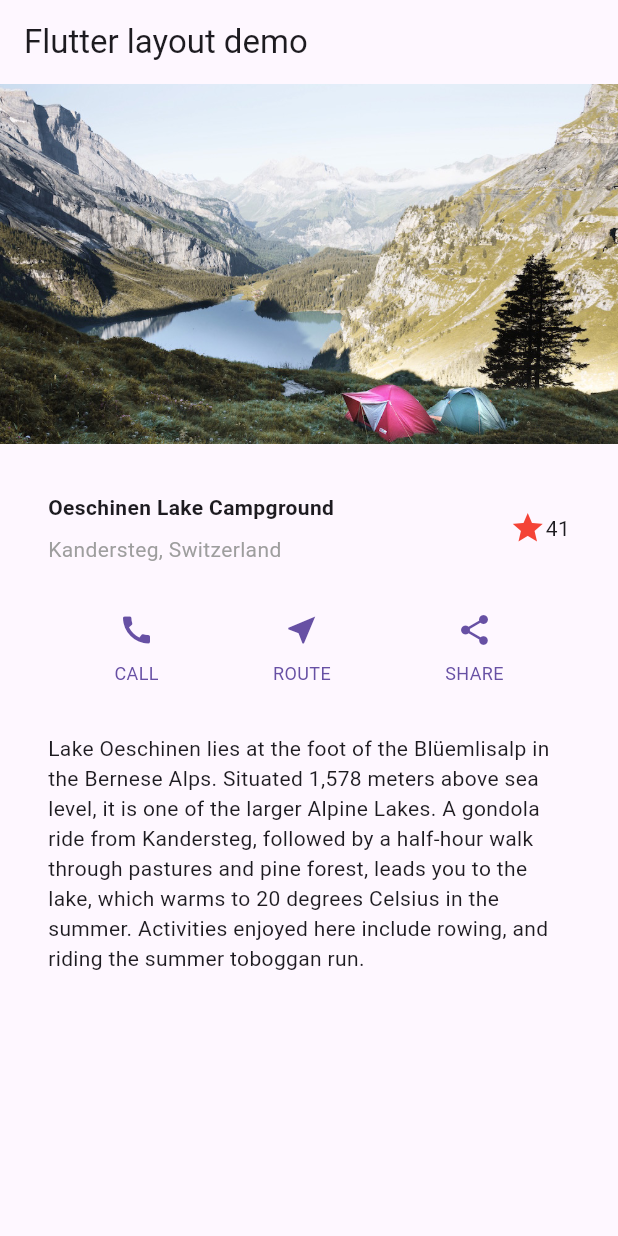
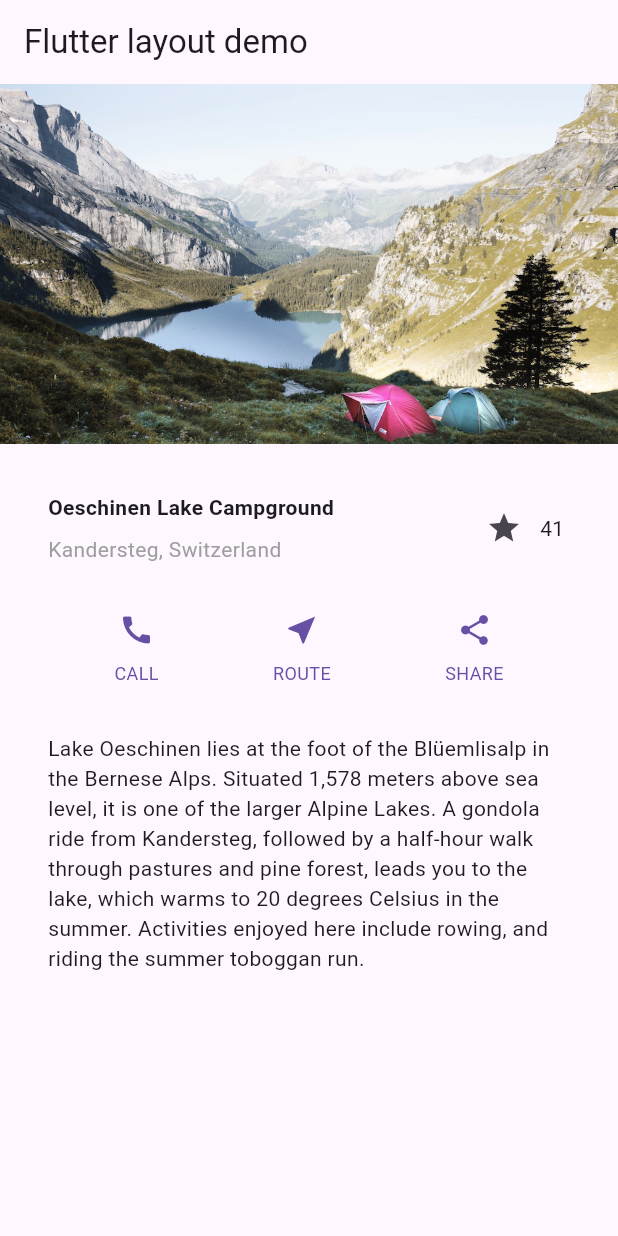
Before and after one commit to Mahir-2003/flutter-practice, a Flutter app: the screen it shows after launch, on a phone screen of 412 x 824 dp. Run offline on Flutter 3.47's test engine with Material 3 defaults, Android fonts, the light colour scheme and no system bars; missing offline and left inert: dart:ffi.

Commit message:
added working star button functionality

```diff
--- a/layout_interactivity_tutorial/lib/main.dart
+++ b/layout_interactivity_tutorial/lib/main.dart
@@ -75,11 +75,12 @@ class TitleSection extends StatelessWidget {
                 ))
           ],
         ),),
-        Icon(
-          Icons.star,
-          color: Colors.red[500],
-        ),
-        const Text('41'),
+        // Icon(
+        //   Icons.star,
+        //   color: Colors.red[500],
+        // ),
+        // const Text('41'),
+        const FavoriteWidget(),
       ]),
     );
   }
@@ -192,7 +193,7 @@ class FavoriteWidget extends StatefulWidget {
 class _FavoriteWidgetState extends State<FavoriteWidget> {
   bool _isFavorited = true;
   int _favoriteCount = 41;
-  Icon _icon = Icon(Icons.star);
+  Icon _icon = const Icon(Icons.star);
 
   @override
   Widget build(BuildContext context) {
@@ -202,7 +203,7 @@ class _FavoriteWidgetState extends State<FavoriteWidget> {
           onPressed: _toggleFavorite,
           icon: _icon),
         SizedBox(
-          width: 18,
+          width: 20,
           child: Text('$_favoriteCount'),
         ),
       ],
@@ -213,12 +214,12 @@ class _FavoriteWidgetState extends State<FavoriteWidget> {
   setState( () {
     if (_isFavorited) {
       _favoriteCount -= 1;
-      _icon = Icon(Icons.star_border);
+      _icon = const Icon(Icons.star_border);
       _isFavorited = false;
     }
     else {
       _favoriteCount += 1;
-      _icon = Icon(Icons.star);
+      _icon = const Icon(Icons.star);
       _isFavorited = true;
     }
   });
```
